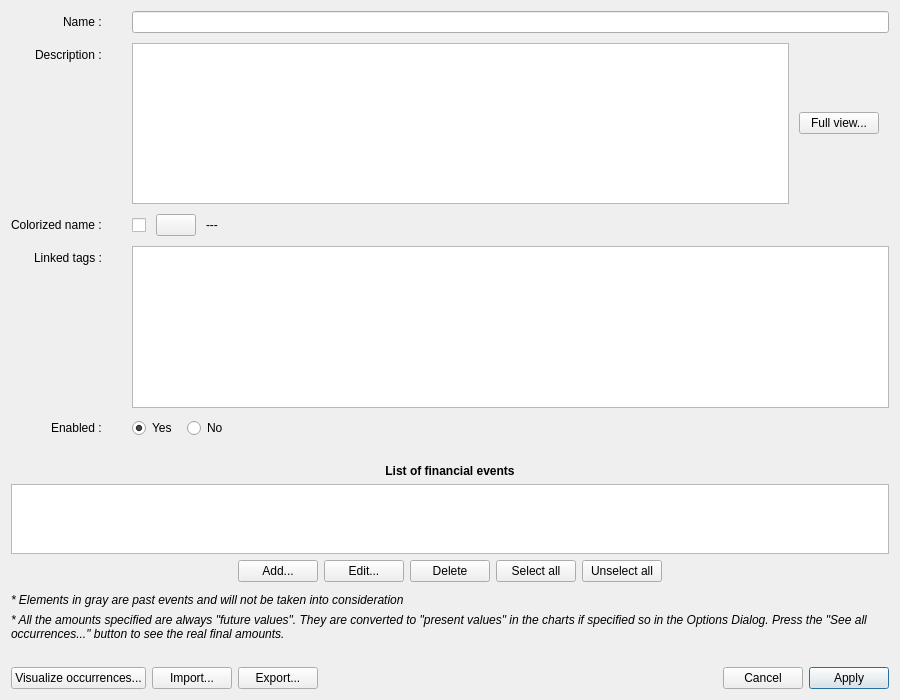
The window that src/editirregulardialog.ui (redmoon1945/gbp) describes before a commit, drawn with Qt 5.
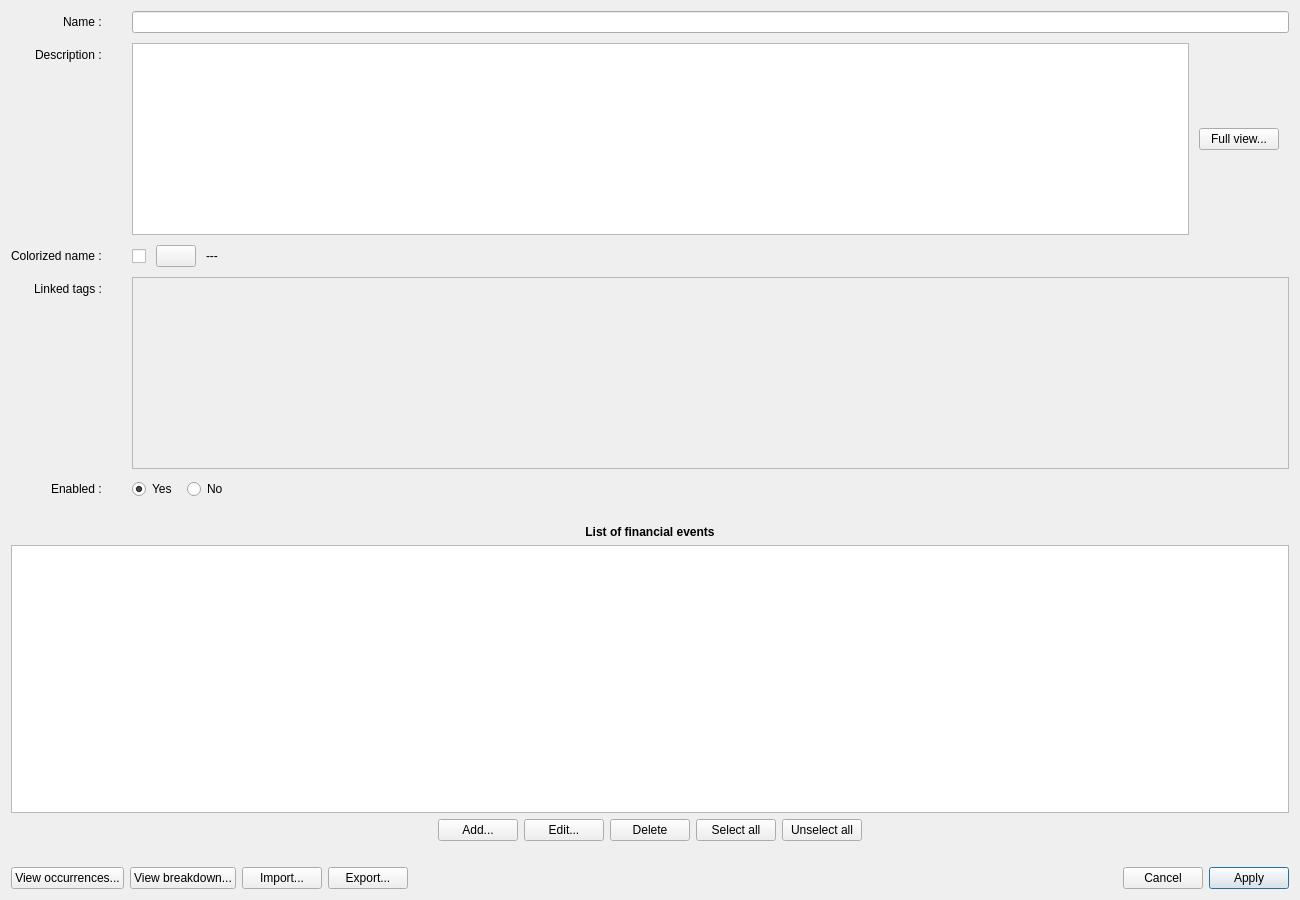
The same window after the commit.

```diff
--- a/src/editirregulardialog.ui
+++ b/src/editirregulardialog.ui
@@ -6,8 +6,8 @@
    <rect>
     <x>0</x>
     <y>0</y>
-    <width>900</width>
-    <height>700</height>
+    <width>1300</width>
+    <height>900</height>
    </rect>
   </property>
   <property name="windowTitle">
@@ -15,7 +15,7 @@
   </property>
   <layout class="QVBoxLayout" name="verticalLayout_2">
    <item>
-    <layout class="QVBoxLayout" name="verticalLayout" stretch="0,0,0,1,0,0,0,0,0,0">
+    <layout class="QVBoxLayout" name="verticalLayout" stretch="0,0,0,1,0,0,0,0">
      <item>
       <layout class="QFormLayout" name="formLayout">
        <property name="labelAlignment">
@@ -242,6 +242,9 @@
            <property name="toolTip">
             <string>&lt;html&gt;&lt;head/&gt;&lt;body&gt;&lt;p&gt;Tags are used to categorize Cash Stream Definitions. &lt;span style=&quot; font-style:italic;&quot;&gt;Linked tags&lt;/span&gt; are tags associated to this Cash Stream Definition. One tag may be linked to multiple Cash Stream Definitions, and one Cash Stream Definition can be linked to multiple tags. Use &amp;quot;Manage Tags&amp;quot; button to change this list.&lt;/p&gt;&lt;/body&gt;&lt;/html&gt;</string>
            </property>
+           <property name="styleSheet">
+            <string notr="true"> background-color: palette(window);</string>
+           </property>
            <property name="readOnly">
             <bool>true</bool>
            </property>
@@ -459,51 +462,7 @@
       </layout>
      </item>
      <item>
-      <spacer name="verticalSpacer_3">
-       <property name="orientation">
-        <enum>Qt::Orientation::Vertical</enum>
-       </property>
-       <property name="sizeType">
-        <enum>QSizePolicy::Policy::Fixed</enum>
-       </property>
-       <property name="sizeHint" stdset="0">
-        <size>
-         <width>20</width>
-         <height>5</height>
-        </size>
-       </property>
-      </spacer>
-     </item>
-     <item>
-      <layout class="QHBoxLayout" name="horizontalLayout_4">
-       <item>
-        <widget class="QLabel" name="warningLabel">
-         <property name="font">
-          <font>
-           <italic>true</italic>
-          </font>
-         </property>
-         <property name="text">
-          <string>* Elements in gray are past events and will not be taken into consideration</string>
-         </property>
-        </widget>
-       </item>
-      </layout>
-     </item>
-     <item>
-      <widget class="QLabel" name="futurLabel">
-       <property name="font">
-        <font>
-         <italic>true</italic>
-        </font>
-       </property>
-       <property name="text">
-        <string>* All the amounts specified are always &quot;future values&quot;. They are converted to &quot;present values&quot; in the charts if specified so in the Options Dialog. Press the &quot;See all occurrences...&quot; button to see the real final amounts.</string>
-       </property>
-       <property name="wordWrap">
-        <bool>true</bool>
-       </property>
-      </widget>
+      <layout class="QHBoxLayout" name="horizontalLayout_4"/>
      </item>
      <item>
       <spacer name="verticalSpacer">
@@ -529,7 +488,20 @@
           <string>&lt;html&gt;&lt;head/&gt;&lt;body&gt;&lt;p&gt;View the financial events that will be generated for this Cash Stream Definition with the parameters defined in this form.&lt;/p&gt;&lt;/body&gt;&lt;/html&gt;</string>
          </property>
          <property name="text">
-          <string>Visualize occurrences...</string>
+          <string>View occurrences...</string>
+         </property>
+         <property name="autoDefault">
+          <bool>false</bool>
+         </property>
+        </widget>
+       </item>
+       <item>
+        <widget class="QPushButton" name="breakdownPushButton">
+         <property name="toolTip">
+          <string>&lt;html&gt;&lt;head/&gt;&lt;body&gt;&lt;p&gt;Display period-by-period totals (monthly or yearly).&lt;/p&gt;&lt;/body&gt;&lt;/html&gt;</string>
+         </property>
+         <property name="text">
+          <string>View breakdown...</string>
          </property>
          <property name="autoDefault">
           <bool>false</bool>
```
Left out of the diff: 3 changed lines with no effect on the pictures.
